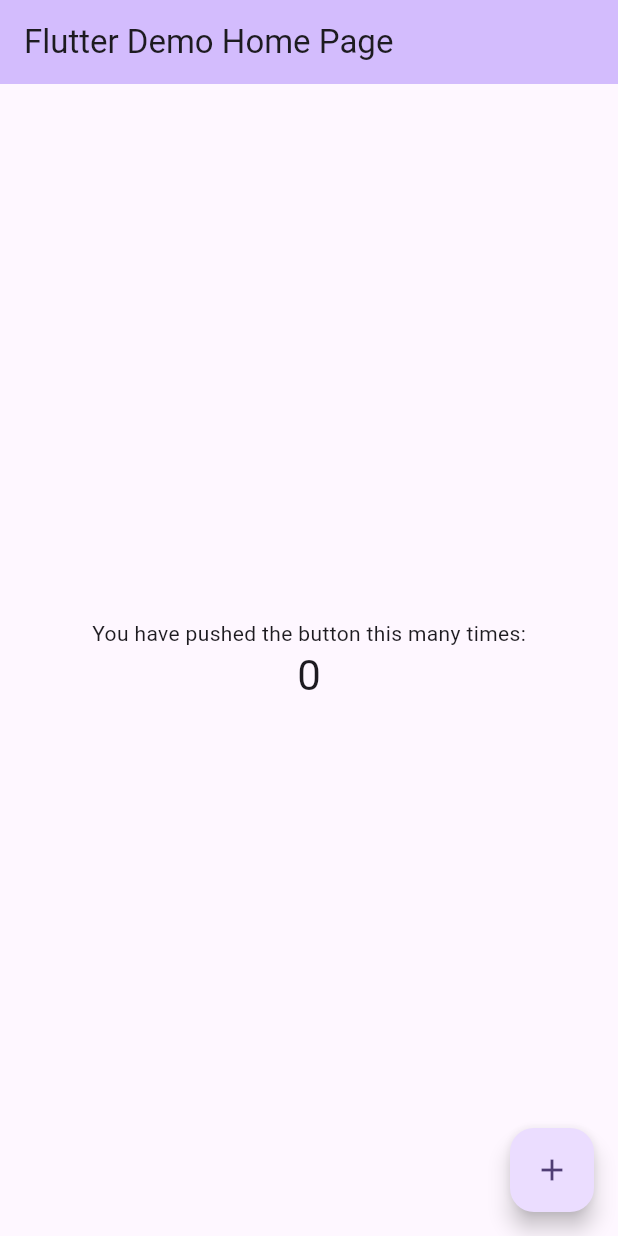
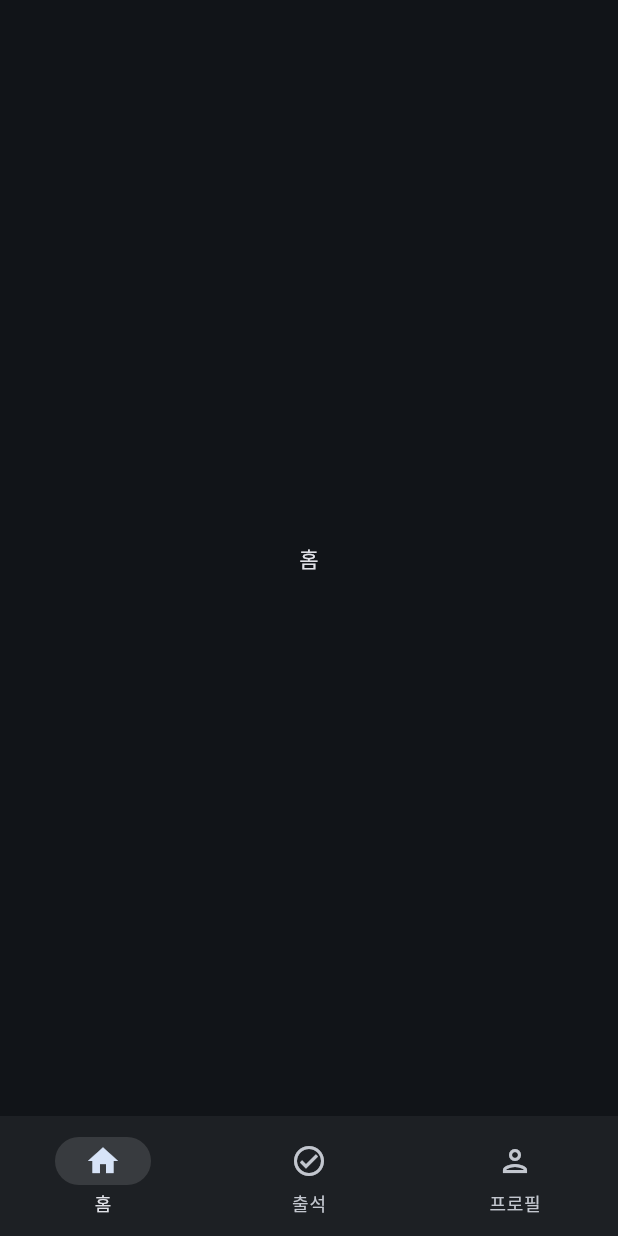
Before and after one commit to Music-Camp/Music-Camp-Flutter, a Flutter app: the screen it shows after launch, on a phone screen of 412 x 824 dp. Run offline on Flutter 3.47's test engine with Material 3 defaults, Android fonts, the phone set to English and light mode, and no system bars; missing offline and left inert: dart:ffi.

Commit message:
[FEAT #1] 바텀 네비게이션 화면 구현

```diff
--- a/lib/main.dart
+++ b/lib/main.dart
@@ -1,125 +1,37 @@
 import 'package:flutter/material.dart';
+import 'package:music_camp/provider/tab_page_index_provider.dart';
+import 'package:music_camp/screen/main_screen.dart';
+import 'package:music_camp/widget/main_bottom_navigation_bar.dart';
+import 'package:provider/provider.dart';
 
 void main() {
-  runApp(const MyApp());
+  runApp(MusicCampApp());
 }
 
-class MyApp extends StatelessWidget {
-  const MyApp({super.key});
+class MusicCampApp extends StatefulWidget {
+  const MusicCampApp({super.key});
 
-  // This widget is the root of your application.
+  @override
+  State<MusicCampApp> createState() => _MusicCampAppState();
+}
+
+class _MusicCampAppState extends State<MusicCampApp> {
   @override
   Widget build(BuildContext context) {
     return MaterialApp(
-      title: 'Flutter Demo',
-      theme: ThemeData(
-        // This is the theme of your application.
-        //
-        // TRY THIS: Try running your application with "flutter run". You'll see
-        // the application has a purple toolbar. Then, without quitting the app,
-        // try changing the seedColor in the colorScheme below to Colors.green
-        // and then invoke "hot reload" (save your changes or press the "hot
-        // reload" button in a Flutter-supported IDE, or press "r" if you used
-        // the command line to start the app).
-        //
-        // Notice that the counter didn't reset back to zero; the application
-        // state is not lost during the reload. To reset the state, use hot
-        // restart instead.
-        //
-        // This works for code too, not just values: Most code changes can be
-        // tested with just a hot reload.
-        colorScheme: ColorScheme.fromSeed(seedColor: Colors.deepPurple),
-        useMaterial3: true,
-      ),
-      home: const MyHomePage(title: 'Flutter Demo Home Page'),
-    );
+        title: 'MusicCamp',
+        theme: ThemeData(
+            colorScheme: ColorScheme.fromSeed(
+                seedColor: Colors.blue,
+                // 전체적인 어플의 테마를 어두운 테마로 설정한다.
+                brightness: Brightness.dark),
+            useMaterial3: true),
+        home: ChangeNotifierProvider(
+          create: (BuildContext context) => TabPageIndexProvider(),
+          child: Scaffold(
+            bottomNavigationBar: MainBottomNavigationBar(),
+            body: MainScreen(),
+          ),
+        ));
   }
 }
-
-class MyHomePage extends StatefulWidget {
-  const MyHomePage({super.key, required this.title});
-
-  // This widget is the home page of your application. It is stateful, meaning
-  // that it has a State object (defined below) that contains fields that affect
-  // how it looks.
-
-  // This class is the configuration for the state. It holds the values (in this
-  // case the title) provided by the parent (in this case the App widget) and
-  // used by the build method of the State. Fields in a Widget subclass are
-  // always marked "final".
-
-  final String title;
-
-  @override
-  State<MyHomePage> createState() => _MyHomePageState();
-}
-
-class _MyHomePageState extends State<MyHomePage> {
-  int _counter = 0;
-
-  void _incrementCounter() {
-    setState(() {
-      // This call to setState tells the Flutter framework that something has
-      // changed in this State, which causes it to rerun the build method below
-      // so that the display can reflect the updated values. If we changed
-      // _counter without calling setState(), then the build method would not be
-      // called again, and so nothing would appear to happen.
-      _counter++;
-    });
-  }
-
-  @override
-  Widget build(BuildContext context) {
-    // This method is rerun every time setState is called, for instance as done
-    // by the _incrementCounter method above.
-    //
-    // The Flutter framework has been optimized to make rerunning build methods
-    // fast, so that you can just rebuild anything that needs updating rather
-    // than having to individually change instances of widgets.
-    return Scaffold(
-      appBar: AppBar(
-        // TRY THIS: Try changing the color here to a specific color (to
-        // Colors.amber, perhaps?) and trigger a hot reload to see the AppBar
-        // change color while the other colors stay the same.
-        backgroundColor: Theme.of(context).colorScheme.inversePrimary,
-        // Here we take the value from the MyHomePage object that was created by
-        // the App.build method, and use it to set our appbar title.
-        title: Text(widget.title),
-      ),
-      body: Center(
-        // Center is a layout widget. It takes a single child and positions it
-        // in the middle of the parent.
-        child: Column(
-          // Column is also a layout widget. It takes a list of children and
-          // arranges them vertically. By default, it sizes itself to fit its
-          // children horizontally, and tries to be as tall as its parent.
-          //
-          // Column has various properties to control how it sizes itself and
-          // how it positions its children. Here we use mainAxisAlignment to
-          // center the children vertically; the main axis here is the vertical
-          // axis because Columns are vertical (the cross axis would be
-          // horizontal).
-          //
-          // TRY THIS: Invoke "debug painting" (choose the "Toggle Debug Paint"
-          // action in the IDE, or press "p" in the console), to see the
-          // wireframe for each widget.
-          mainAxisAlignment: MainAxisAlignment.center,
-          children: <Widget>[
-            const Text(
-              'You have pushed the button this many times:',
-            ),
-            Text(
-              '$_counter',
-              style: Theme.of(context).textTheme.headlineMedium,
-            ),
-          ],
-        ),
-      ),
-      floatingActionButton: FloatingActionButton(
-        onPressed: _incrementCounter,
-        tooltip: 'Increment',
-        child: const Icon(Icons.add),
-      ), // This trailing comma makes auto-formatting nicer for build methods.
-    );
-  }
-}
--- /dev/null
+++ b/lib/provider/tab_page_index_provider.dart
@@ -0,0 +1,14 @@
+import 'package:flutter/cupertino.dart';
+
+class TabPageIndexProvider extends ChangeNotifier{
+  // 눈에 보여질 화면의 순서값
+  // 하단 네비게이션바의 선택한 메뉴 번호
+  int _currentPageIndex = 0;
+
+  int get currentPageIndex => _currentPageIndex;
+
+  void setCurrentPageIndex(int index){
+    _currentPageIndex = index;
+    notifyListeners();
+  }
+}
--- /dev/null
+++ b/lib/screen/main_screen.dart
@@ -0,0 +1,40 @@
+import 'dart:ffi';
+
+import 'package:flutter/material.dart';
+import 'package:music_camp/provider/tab_page_index_provider.dart';
+import 'package:provider/provider.dart';
+
+class MainScreen extends StatefulWidget {
+  const MainScreen({super.key});
+
+  @override
+  State<MainScreen> createState() => _MainScreenState();
+}
+
+class _MainScreenState extends State<MainScreen> {
+
+
+  @override
+  Widget build(BuildContext context) {
+    // Provider
+    var tabPageIndexProvider = Provider.of<TabPageIndexProvider>(context, listen: false);
+    // 보여줄 화면의 순서값
+    var currentPageIndex = tabPageIndexProvider.currentPageIndex;
+
+    // 프로바이더의 리스너를 등록해준다.
+    // 프로바이더에서 notifyListeners(); 를 호출하면 동작한다.
+    tabPageIndexProvider.addListener(() {
+      setState(() {
+        currentPageIndex = tabPageIndexProvider.currentPageIndex;
+      });
+    });
+
+    return Container(
+      child: [
+        Center(child: Text("홈")),
+        Center(child: Text("출석")),
+        Center(child: Text("프로필")),
+      ][currentPageIndex],
+    );
+  }
+}
--- /dev/null
+++ b/lib/widget/main_bottom_navigation_bar.dart
@@ -0,0 +1,59 @@
+ import 'package:flutter/material.dart';
+import 'package:music_camp/provider/tab_page_index_provider.dart';
+import 'package:provider/provider.dart';
+
+class MainBottomNavigationBar extends StatefulWidget {
+   const MainBottomNavigationBar({super.key});
+
+   @override
+   State<MainBottomNavigationBar> createState() => _MainBottomNavigationBarState();
+ }
+
+ class _MainBottomNavigationBarState extends State<MainBottomNavigationBar> {
+  // 네비게이션 바에서 선택되어 있는 아이콘의 메뉴의 순서값
+   // int tabPageIndex= 0;
+
+   @override
+   Widget build(BuildContext context) {
+
+     var tabPageIndexProvider = Provider.of<TabPageIndexProvider>(context,listen: false);
+     // 하단에 배치될 네비게이션 바
+     return NavigationBar(
+       destinations: [
+         NavigationDestination(
+           // 평상시의 아이콘
+           icon: Icon(Icons.home_outlined),
+           // 눌러졌을 때의 아이콘
+           selectedIcon: Icon(Icons.home),
+           label: "홈"
+         ),
+         NavigationDestination(
+           // 평상시의 아이콘
+             icon: Icon(Icons.check_circle_outline_outlined),
+             // 눌러졌을 때의 아이콘
+             selectedIcon: Icon(Icons.check_circle_outline),
+             label: "출석"
+         ),
+         NavigationDestination(
+           // 평상시의 아이콘
+             icon: Icon(Icons.person_outlined),
+             // 눌러졌을 때의 아이콘
+             selectedIcon: Icon(Icons.person),
+             label: "프로필"
+         ),
+       ],
+       // 네비게이션 바에 배치된 아이콘 메뉴들 중 어떤 것을 선택할 것인가
+       selectedIndex: tabPageIndexProvider.currentPageIndex,
+       // 하단 메뉴를 눌렀을 때
+       // value : 사용자가 누른 메뉴 항목의 순서값
+       onDestinationSelected: (value){
+         setState(() {
+           tabPageIndexProvider.setCurrentPageIndex(value);
+         });
+       },
+       // indicator 색상
+       indicatorColor: Colors.white12,
+
+     );
+   }
+ }
--- a/pubspec.yaml
+++ b/pubspec.yaml
@@ -30,6 +30,8 @@ environment:
 dependencies:
   flutter:
     sdk: flutter
+
+  provider: ^6.1.2
 
 
   # The following adds the Cupertino Icons font to your application.
```
Also changed, not shown: pubspec.lock, 1 other file.
